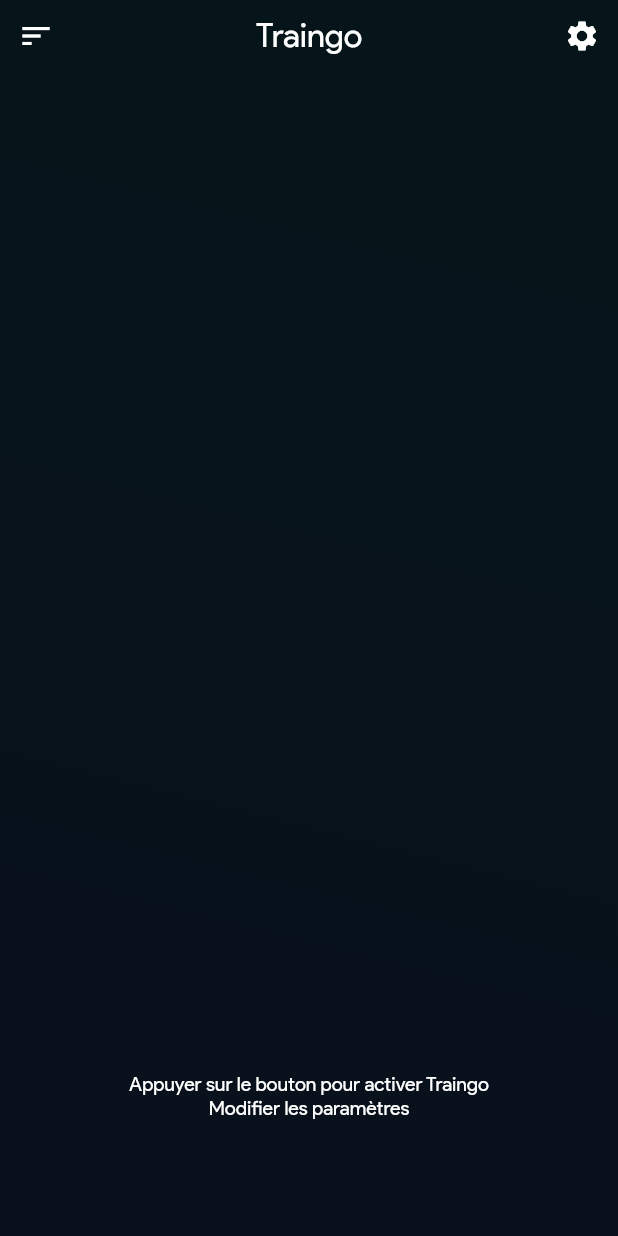
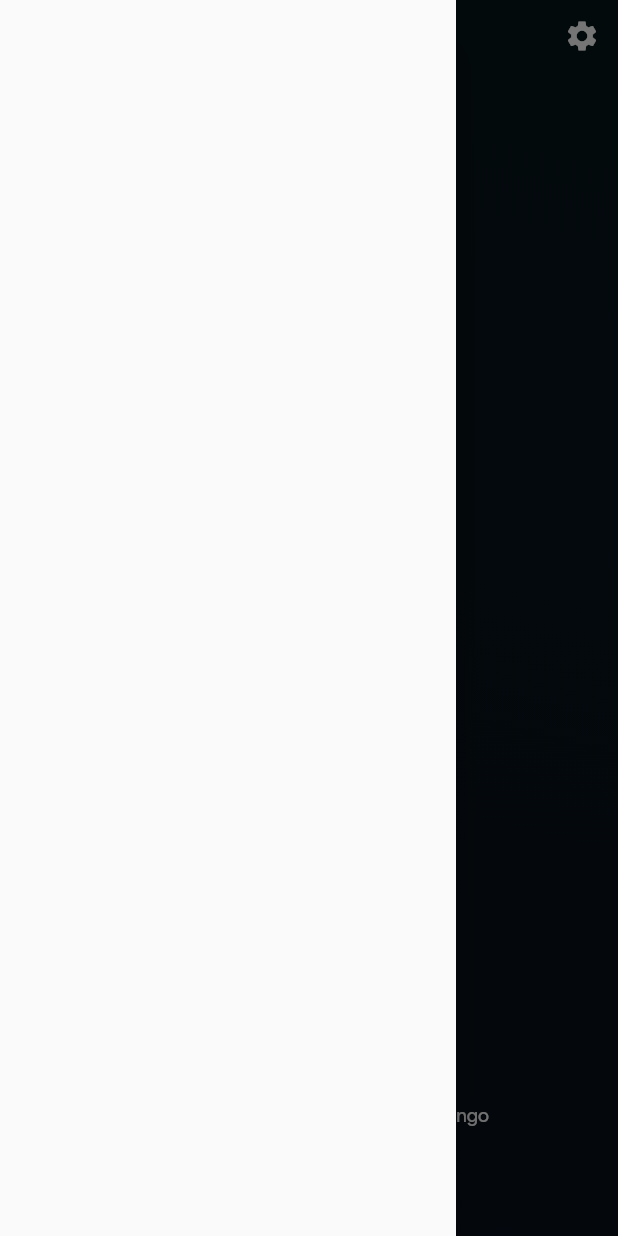
Before and after one commit to iTeam-S/Traingo, a Flutter app: the screen it shows after launch, after a tap on the "sort" icon, on a phone screen of 412 x 824 dp. Run offline on Flutter 3.47's test engine with Material 2 defaults, Android fonts, the light colour scheme and no system bars; our stand-ins replace get, shimmer.

Commit message:
Call of drawer from home

```diff
--- a/lib/view/home.dart
+++ b/lib/view/home.dart
@@ -1,6 +1,7 @@
 // ignore_for_file: prefer_const_constructors, prefer_const_literals_to_create_immutables
 import 'package:flutter/material.dart';
 import 'package:get/get.dart';
+import 'package:traingo/view/widget/drawer.dart';
 
 
 class HomeScreen extends StatefulWidget {
@@ -8,12 +9,19 @@
 
   @override
   _HomeScreenState createState() => _HomeScreenState();
+
 }
 
 class _HomeScreenState extends State<HomeScreen> {
+
+  final GlobalKey<ScaffoldState> _key = GlobalKey();
+  AppDrawer drawer = AppDrawer();
+
   @override
   Widget build(BuildContext context) {
     return Scaffold(
+            key: _key,
+      drawer: drawer,
       body: Container(
         decoration: BoxDecoration(
           gradient: LinearGradient(
@@ -36,7 +44,9 @@
                 children: [
                   IconButton(
                     icon: Icon(Icons.sort, color: Color(0xffffffff) ),
-                    onPressed: () {},
+                    onPressed: () {
+                      _key.currentState!.openDrawer();
+                    },
                   ),
                   Text("Traingo", style: TextStyle(
                     // fontWeight: FontWeight.bold,
@@ -51,7 +61,7 @@
               ),
               Container(
                 margin: EdgeInsets.only(
-                  top:  MediaQuery.of(context).size.height * 0.81
+                  top:  MediaQuery.of(context).size.height * 0.835
                 ),
                 child: Column(
                   children: [
--- a/lib/view/widget/drawer.dart
+++ b/lib/view/widget/drawer.dart
@@ -0,0 +1,25 @@
+// ignore_for_file: prefer_const_constructors, prefer_const_literals_to_create_immutables
+import 'package:flutter/material.dart';
+import 'package:get/get.dart';
+
+
+class AppDrawer extends StatefulWidget {
+  const AppDrawer({Key? key}) : super(key: key);
+
+  @override
+  _AppDrawerState createState() => _AppDrawerState();
+}
+
+class _AppDrawerState extends State<AppDrawer> {
+  @override
+  Widget build(BuildContext context) {
+    return Drawer(
+      child: SafeArea(
+        child: ListView(
+          padding: EdgeInsets.zero,
+          children: []
+        )
+      )
+    );
+  }
+}
```
